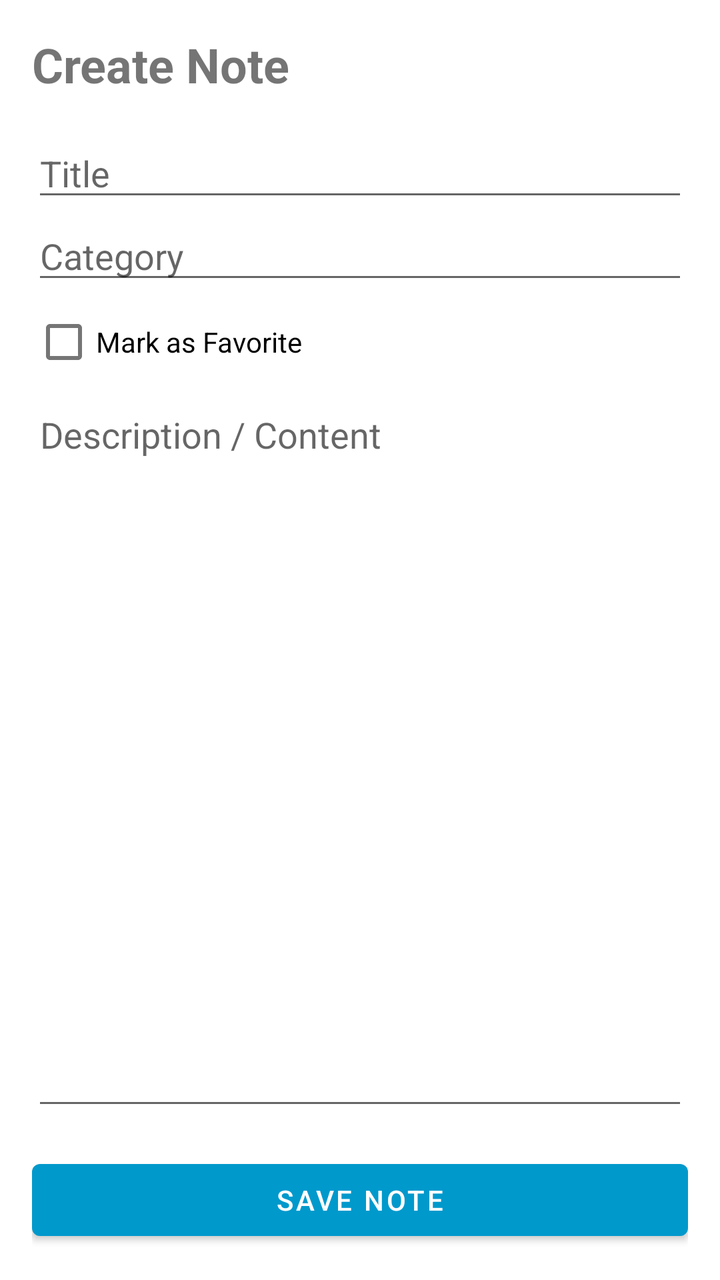
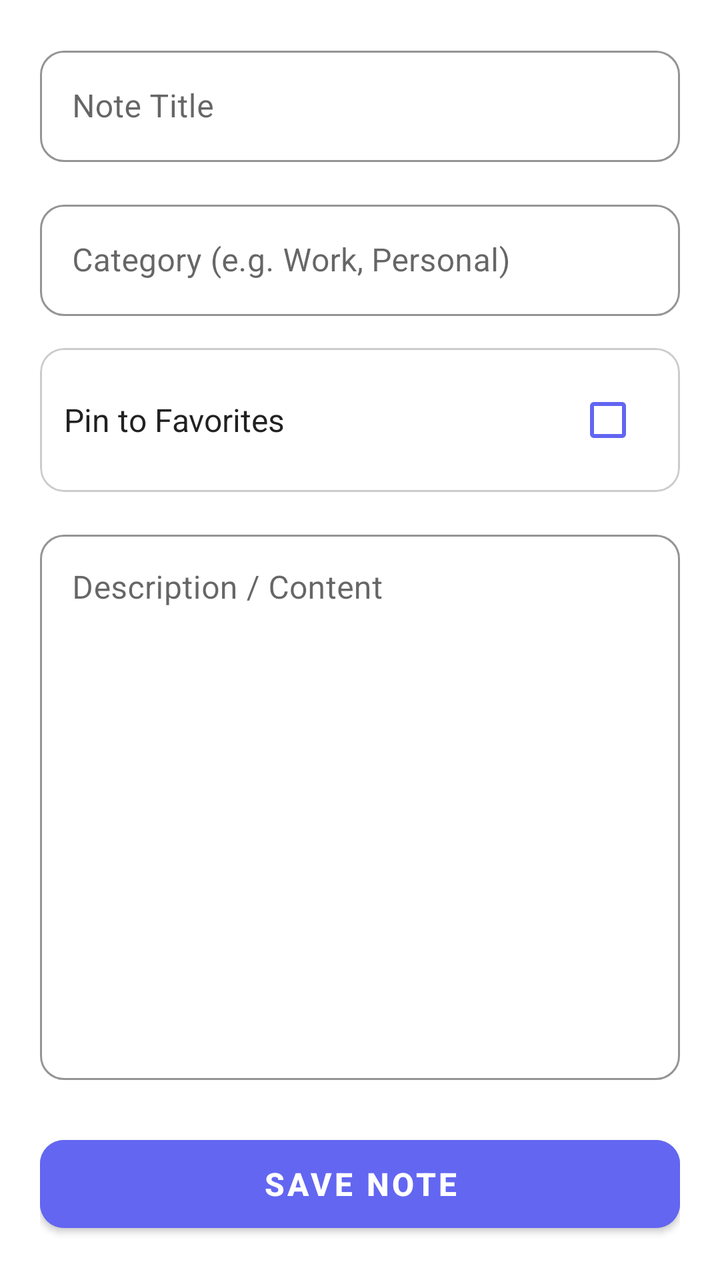

An Android layout rendered at two revisions. The XML below is the earlier revision; the diff shows what the commit changed to produce the second picture.
<!-- AndroidManifest.xml: application theme Theme.DailyNote -->
<!-- res/layout/fragment_notes.xml -->
<?xml version="1.0" encoding="utf-8"?>
<LinearLayout xmlns:android="http://schemas.android.com/apk/res/android"
    android:layout_width="match_parent"
    android:layout_height="match_parent"
    android:orientation="vertical"
    android:padding="16dp">

    <TextView
        android:layout_width="match_parent"
        android:layout_height="wrap_content"
        android:text="Create Note"
        android:textSize="24sp"
        android:textStyle="bold"
        android:layout_marginBottom="16dp" />

    <EditText
        android:id="@+id/et_note_title"
        android:layout_width="match_parent"
        android:layout_height="wrap_content"
        android:hint="Title"
        android:inputType="text" />

    <EditText
        android:id="@+id/et_note_category"
        android:layout_width="match_parent"
        android:layout_height="wrap_content"
        android:hint="Category"
        android:inputType="text" />

    <CheckBox
        android:id="@+id/cb_favorite"
        android:layout_width="match_parent"
        android:layout_height="wrap_content"
        android:text="Mark as Favorite" />

    <EditText
        android:id="@+id/et_note_content"
        android:layout_width="match_parent"
        android:layout_height="0dp"
        android:layout_weight="1"
        android:hint="Description / Content"
        android:gravity="top|start"
        android:inputType="textMultiLine" />

    <Button
        android:id="@+id/btn_save_note"
        android:layout_width="match_parent"
        android:layout_height="wrap_content"
        android:text="Save Note"
        android:layout_marginTop="16dp" />

</LinearLayout>
<!-- resources referenced by this layout -->
<resources>
  <style name="Theme.DailyNote" parent="Theme.MaterialComponents.DayNight.DarkActionBar">
          
          <item name="colorPrimary">@android:color/holo_blue_dark</item>
          <item name="colorPrimaryVariant">@android:color/holo_blue_bright</item>
          <item name="colorOnPrimary">@android:color/white</item>
          
          <item name="colorSecondary">@android:color/holo_green_dark</item>
          <item name="colorSecondaryVariant">@android:color/holo_green_light</item>
          <item name="colorOnSecondary">@android:color/black</item>
          
          <item name="android:statusBarColor">?attr/colorPrimaryVariant</item>
          
      </style>
</resources>

<!-- the commit's change to res/layout/fragment_notes.xml (unified diff, before → after) -->
@@ -1,52 +1,126 @@
 <?xml version="1.0" encoding="utf-8"?>
-<LinearLayout xmlns:android="http://schemas.android.com/apk/res/android"
+<ScrollView xmlns:android="http://schemas.android.com/apk/res/android"
+    xmlns:app="http://schemas.android.com/apk/res-auto"
     android:layout_width="match_parent"
     android:layout_height="match_parent"
-    android:orientation="vertical"
-    android:padding="16dp">
+    android:fillViewport="true"
+    android:background="?android:attr/colorBackground">
 
-    <TextView
+    <LinearLayout
         android:layout_width="match_parent"
         android:layout_height="wrap_content"
-        android:text="Create Note"
-        android:textSize="24sp"
-        android:textStyle="bold"
-        android:layout_marginBottom="16dp" />
+        android:orientation="vertical"
+        android:padding="20dp">
 
-    <EditText
-        android:id="@+id/et_note_title"
-        android:layout_width="match_parent"
-        android:layout_height="wrap_content"
-        android:hint="Title"
-        android:inputType="text" />
+        <com.google.android.material.textfield.TextInputLayout
+            android:id="@+id/til_title"
+            style="@style/Widget.MaterialComponents.TextInputLayout.OutlinedBox"
+            android:layout_width="match_parent"
+            android:layout_height="wrap_content"
+            android:layout_marginBottom="16dp"
+            android:hint="Note Title"
+            app:boxCornerRadiusTopStart="12dp"
+            app:boxCornerRadiusTopEnd="12dp"
+            app:boxCornerRadiusBottomStart="12dp"
+            app:boxCornerRadiusBottomEnd="12dp"
+            app:boxStrokeColor="?attr/colorPrimary"
+            app:hintTextColor="?attr/colorPrimary">
 
-    <EditText
-        android:id="@+id/et_note_category"
-        android:layout_width="match_parent"
-        android:layout_height="wrap_content"
-        android:hint="Category"
-        android:inputType="text" />
+            <com.google.android.material.textfield.TextInputEditText
+                android:id="@+id/et_note_title"
+                android:layout_width="match_parent"
+                android:layout_height="wrap_content"
+                android:inputType="textCapSentences"
+                android:textSize="16sp" />
+        </com.google.android.material.textfield.TextInputLayout>
 
-    <CheckBox
-        android:id="@+id/cb_favorite"
-        android:layout_width="match_parent"
-        android:layout_height="wrap_content"
-        android:text="Mark as Favorite" />
+        <com.google.android.material.textfield.TextInputLayout
+            android:id="@+id/til_category"
+            style="@style/Widget.MaterialComponents.TextInputLayout.OutlinedBox"
+            android:layout_width="match_parent"
+            android:layout_height="wrap_content"
+            android:layout_marginBottom="16dp"
+            android:hint="Category (e.g. Work, Personal)"
+            app:boxCornerRadiusTopStart="12dp"
+            app:boxCornerRadiusTopEnd="12dp"
+            app:boxCornerRadiusBottomStart="12dp"
+            app:boxCornerRadiusBottomEnd="12dp"
+            app:boxStrokeColor="?attr/colorPrimary"
+            app:hintTextColor="?attr/colorPrimary">
 
-    <EditText
-        android:id="@+id/et_note_content"
-        android:layout_width="match_parent"
-        android:layout_height="0dp"
-        android:layout_weight="1"
-        android:hint="Description / Content"
-        android:gravity="top|start"
-        android:inputType="textMultiLine" />
+            <com.google.android.material.textfield.TextInputEditText
+                android:id="@+id/et_note_category"
+                android:layout_width="match_parent"
+                android:layout_height="wrap_content"
+                android:inputType="textCapWords"
+                android:textSize="16sp" />
+        </com.google.android.material.textfield.TextInputLayout>
 
-    <Button
-        android:id="@+id/btn_save_note"
-        android:layout_width="match_parent"
-        android:layout_height="wrap_content"
-        android:text="Save Note"
-        android:layout_marginTop="16dp" />
+        <com.google.android.material.card.MaterialCardView
+            android:layout_width="match_parent"
+            android:layout_height="wrap_content"
+            android:layout_marginBottom="16dp"
+            app:cardCornerRadius="12dp"
+            app:cardElevation="0dp"
+            app:strokeWidth="1dp"
+            app:strokeColor="#CCCCCC">
 
-</LinearLayout>
+            <LinearLayout
+                android:layout_width="match_parent"
+                android:layout_height="wrap_content"
+                android:orientation="horizontal"
+                android:gravity="center_vertical"
+                android:padding="12dp">
+
+                <TextView
+                    android:layout_width="0dp"
+                    android:layout_height="wrap_content"
+                    android:layout_weight="1"
+                    android:text="Pin to Favorites"
+                    android:textSize="16sp"
+                    android:textColor="?android:attr/textColorPrimary"/>
+
+                <CheckBox
+                    android:id="@+id/cb_favorite"
+                    android:layout_width="wrap_content"
+                    android:layout_height="wrap_content"
+                    android:buttonTint="?attr/colorPrimary" />
+            </LinearLayout>
+        </com.google.android.material.card.MaterialCardView>
+
+        <com.google.android.material.textfield.TextInputLayout
+            android:id="@+id/til_content"
+            style="@style/Widget.MaterialComponents.TextInputLayout.OutlinedBox"
+            android:layout_width="match_parent"
+            android:layout_height="0dp"
+            android:layout_weight="1"
+            android:layout_marginBottom="24dp"
+            android:hint="Description / Content"
+            app:boxCornerRadiusTopStart="12dp"
+            app:boxCornerRadiusTopEnd="12dp"
+            app:boxCornerRadiusBottomStart="12dp"
+            app:boxCornerRadiusBottomEnd="12dp"
+            app:boxStrokeColor="?attr/colorPrimary"
+            app:hintTextColor="?attr/colorPrimary">
+
+            <com.google.android.material.textfield.TextInputEditText
+                android:id="@+id/et_note_content"
+                android:layout_width="match_parent"
+                android:layout_height="match_parent"
+                android:inputType="textMultiLine|textCapSentences"
+                android:gravity="top|start"
+                android:textSize="16sp" />
+        </com.google.android.material.textfield.TextInputLayout>
+
+        <com.google.android.material.button.MaterialButton
+            android:id="@+id/btn_save_note"
+            android:layout_width="match_parent"
+            android:layout_height="56dp"
+            android:text="Save Note"
+            android:textSize="16sp"
+            android:textStyle="bold"
+            app:cornerRadius="12dp"
+            android:backgroundTint="?attr/colorPrimary" />
+
+    </LinearLayout>
+</ScrollView>
<!-- resource entries referenced after the edit -->
@@ -1,14 +1,14 @@
 <!-- resources referenced by this layout -->
 <resources>
-  <style name="Theme.DailyNote" parent="Theme.MaterialComponents.DayNight.DarkActionBar">
+  <style name="Theme.DailyNote" parent="Theme.MaterialComponents.DayNight.NoActionBar">
           
-          <item name="colorPrimary">@android:color/holo_blue_dark</item>
-          <item name="colorPrimaryVariant">@android:color/holo_blue_bright</item>
+          <item name="colorPrimary">#6366F1</item>
+          <item name="colorPrimaryVariant">#4F46E5</item>
           <item name="colorOnPrimary">@android:color/white</item>
           
-          <item name="colorSecondary">@android:color/holo_green_dark</item>
-          <item name="colorSecondaryVariant">@android:color/holo_green_light</item>
-          <item name="colorOnSecondary">@android:color/black</item>
+          <item name="colorSecondary">#0D9488</item>
+          <item name="colorSecondaryVariant">#0F766E</item>
+          <item name="colorOnSecondary">@android:color/white</item>
           
           <item name="android:statusBarColor">?attr/colorPrimaryVariant</item>
           
